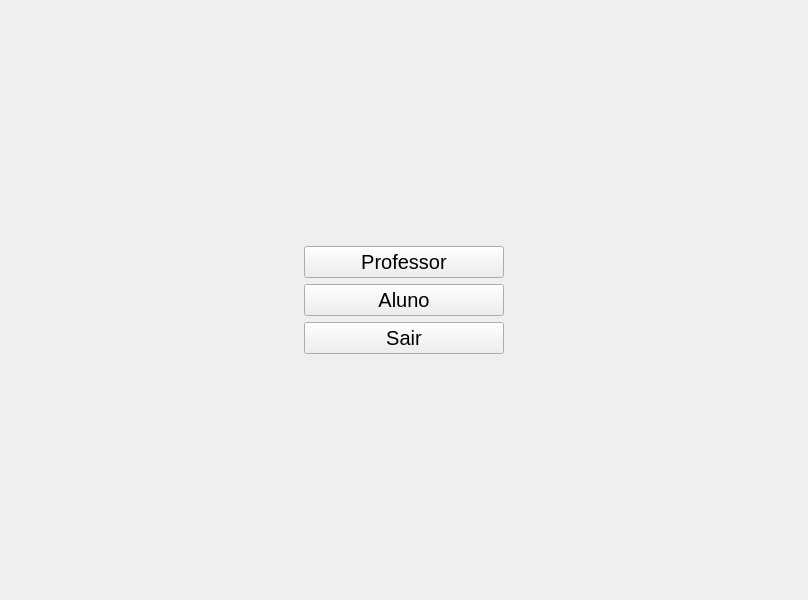
The window that App/Desenvolvimento/src/main/python/mainUi.ui (wesleyrodrigues/TCC) describes before a commit, drawn with Qt 5.
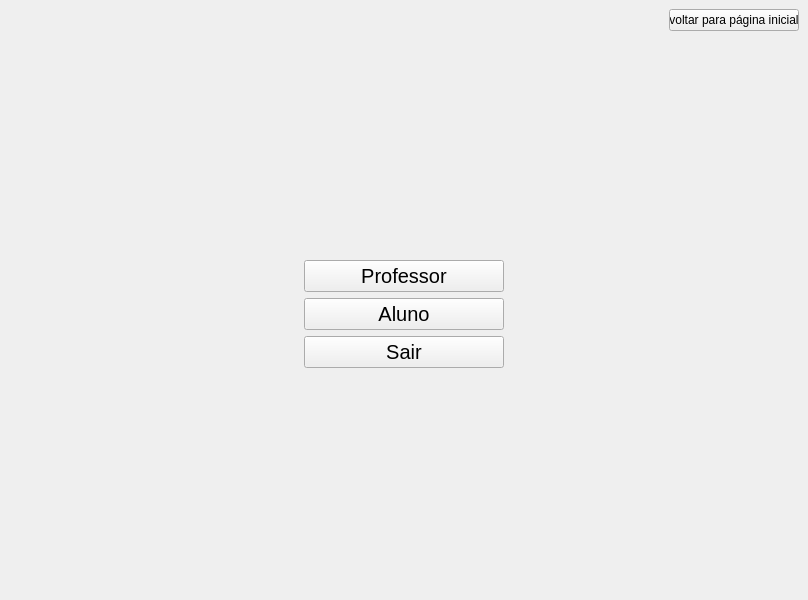
The same window after the commit.

Commit message: Adicionado botão para voltar para tela inicial, adicionado dialog que será utilizado para confirmação

Diff of the .ui file:
```diff
--- a/App/Desenvolvimento/src/main/python/mainUi.ui
+++ b/App/Desenvolvimento/src/main/python/mainUi.ui
@@ -15,14 +15,14 @@
   </property>
   <widget class="QWidget" name="centralwidget">
    <layout class="QGridLayout" name="gridLayout">
-    <item row="0" column="0">
+    <item row="2" column="0">
      <widget class="QStackedWidget" name="stackedWidget">
       <property name="currentIndex">
        <number>0</number>
       </property>
       <widget class="QWidget" name="pagina_inicial">
        <layout class="QGridLayout" name="gridLayout_2">
-        <item row="0" column="0">
+        <item row="9" column="0">
          <layout class="QGridLayout" name="gridLayout">
           <item row="0" column="0">
            <layout class="QVBoxLayout" name="verticalLayout">
@@ -148,6 +148,22 @@
       <widget class="QWidget" name="pagina_login"/>
      </widget>
     </item>
+    <item row="0" column="0">
+     <widget class="QPushButton" name="btnsair2">
+      <property name="maximumSize">
+       <size>
+        <width>130</width>
+        <height>25</height>
+       </size>
+      </property>
+      <property name="layoutDirection">
+       <enum>Qt::RightToLeft</enum>
+      </property>
+      <property name="text">
+       <string>voltar para página inicial</string>
+      </property>
+     </widget>
+    </item>
    </layout>
   </widget>
  </widget>
```
Left out of the diff: 2 changed lines with no effect on the pictures. The commit also changes 6 other files.
